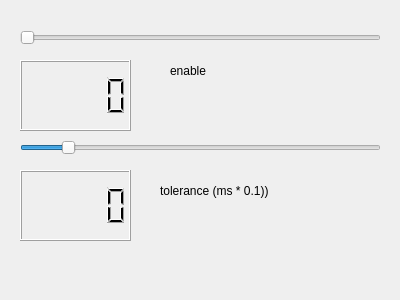
First picture: the form in herlpergui.ui, repository jacktrip/jacktrip, before the edit.
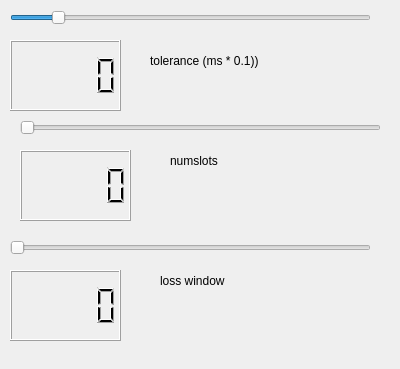
Second picture: the form after the edit.

Commit message: GUI on lost window

The edit to the form file:
```diff
--- a/herlpergui.ui
+++ b/herlpergui.ui
@@ -7,7 +7,7 @@
     <x>0</x>
     <y>0</y>
     <width>400</width>
-    <height>300</height>
+    <height>369</height>
    </rect>
   </property>
   <property name="windowTitle">
@@ -16,8 +16,8 @@
   <widget class="QSlider" name="slider">
    <property name="geometry">
     <rect>
-     <x>20</x>
-     <y>140</y>
+     <x>10</x>
+     <y>10</y>
      <width>361</width>
      <height>16</height>
     </rect>
@@ -38,8 +38,31 @@
   <widget class="QLCDNumber" name="lcdNumber">
    <property name="geometry">
     <rect>
+     <x>10</x>
+     <y>40</y>
+     <width>111</width>
+     <height>71</height>
+    </rect>
+   </property>
+  </widget>
+  <widget class="QLabel" name="label_2">
+   <property name="geometry">
+    <rect>
+     <x>150</x>
+     <y>40</y>
+     <width>131</width>
+     <height>41</height>
+    </rect>
+   </property>
+   <property name="text">
+    <string>tolerance (ms * 0.1))</string>
+   </property>
+  </widget>
+  <widget class="QLCDNumber" name="lcdNumber_2">
+   <property name="geometry">
+    <rect>
      <x>20</x>
-     <y>170</y>
+     <y>150</y>
      <width>111</width>
      <height>71</height>
     </rect>
@@ -49,20 +72,20 @@
    <property name="geometry">
     <rect>
      <x>170</x>
-     <y>50</y>
+     <y>140</y>
      <width>91</width>
      <height>41</height>
     </rect>
    </property>
    <property name="text">
-    <string>enable</string>
+    <string>numslots</string>
    </property>
   </widget>
   <widget class="QSlider" name="slider_2">
    <property name="geometry">
     <rect>
      <x>20</x>
-     <y>30</y>
+     <y>120</y>
      <width>361</width>
      <height>16</height>
     </rect>
@@ -77,27 +100,46 @@
     <enum>Qt::Horizontal</enum>
    </property>
   </widget>
-  <widget class="QLCDNumber" name="lcdNumber_2">
-   <property name="geometry">
-    <rect>
-     <x>20</x>
-     <y>60</y>
-     <width>111</width>
-     <height>71</height>
-    </rect>
-   </property>
-  </widget>
-  <widget class="QLabel" name="label_2">
+  <widget class="QLabel" name="label_3">
    <property name="geometry">
     <rect>
      <x>160</x>
-     <y>170</y>
-     <width>131</width>
+     <y>260</y>
+     <width>91</width>
      <height>41</height>
     </rect>
    </property>
    <property name="text">
-    <string>tolerance (ms * 0.1))</string>
+    <string>loss window</string>
+   </property>
+  </widget>
+  <widget class="QSlider" name="slider_3">
+   <property name="geometry">
+    <rect>
+     <x>10</x>
+     <y>240</y>
+     <width>361</width>
+     <height>16</height>
+    </rect>
+   </property>
+   <property name="minimum">
+    <number>0</number>
+   </property>
+   <property name="maximum">
+    <number>64</number>
+   </property>
+   <property name="orientation">
+    <enum>Qt::Horizontal</enum>
+   </property>
+  </widget>
+  <widget class="QLCDNumber" name="lcdNumber_3">
+   <property name="geometry">
+    <rect>
+     <x>10</x>
+     <y>270</y>
+     <width>111</width>
+     <height>71</height>
+    </rect>
    </property>
   </widget>
  </widget>
```
The commit also changes 4 other files.
